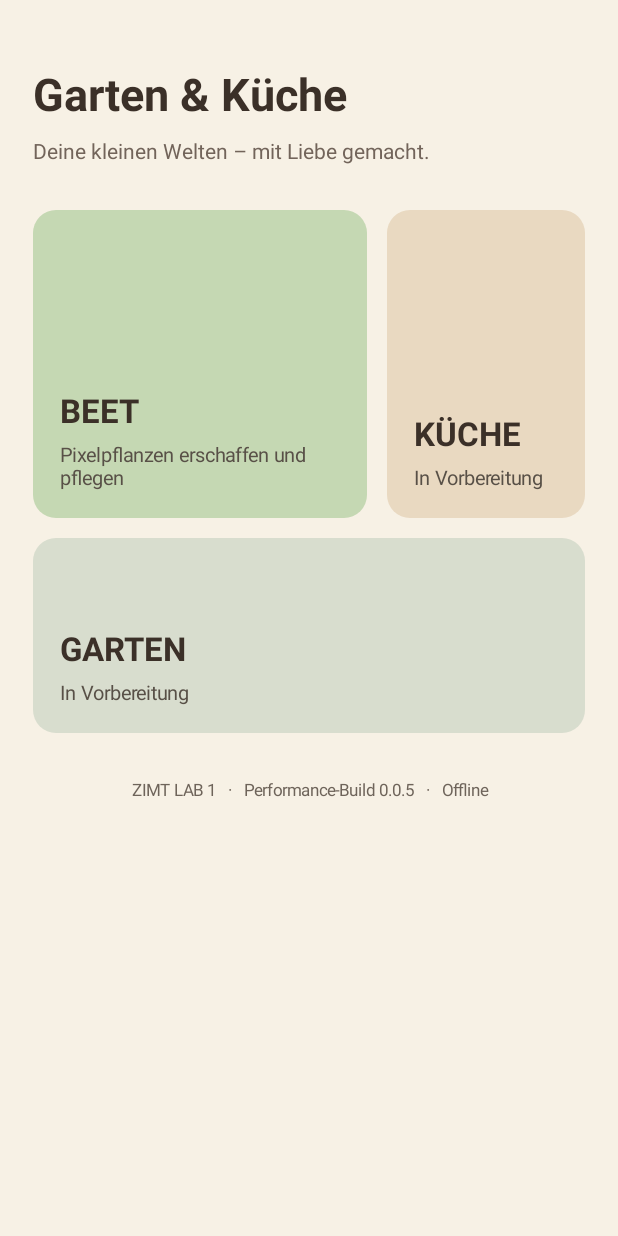
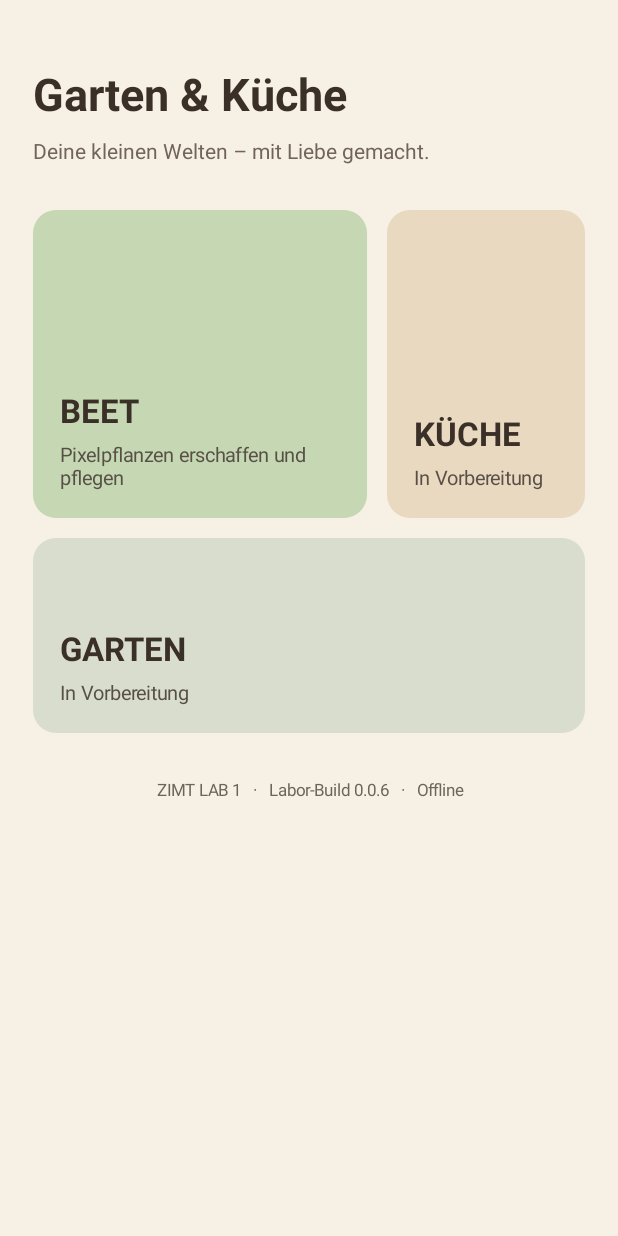
Before and after one commit to shayohekmat-wq/Zimt-Lab-1, an Android app: the screen it shows after launch (MainActivity), on a phone screen of 412 x 824 dp. Run offline under Robolectric (Android 15) with nearby library versions, the phone set to English and light mode, and no system bars.

Commit message:
build: set Garten & Küche version 0.0.6 with separate lab6 package

```diff
--- a/app/src/main/java/de/naehe/gartenkueche/MainActivity.java
+++ b/app/src/main/java/de/naehe/gartenkueche/MainActivity.java
@@ -48,7 +48,7 @@ public class MainActivity extends Activity {
         page.addView(garden, new LinearLayout.LayoutParams(-1, Ui.dp(this, 130)));
         garden.setOnClickListener(v -> Toast.makeText(this, "Garten kommt später.", Toast.LENGTH_SHORT).show());
 
-        TextView small = Ui.text(this, "ZIMT LAB 1   ·   Performance-Build 0.0.5   ·   Offline", 11, false);
+        TextView small = Ui.text(this, "ZIMT LAB 1   ·   Labor-Build 0.0.6   ·   Offline", 11, false);
         small.setTextColor(Color.rgb(110, 100, 90));
         small.setGravity(Gravity.CENTER);
         LinearLayout.LayoutParams footerLp = Ui.spacing(this, -1, -2, 0);
```
